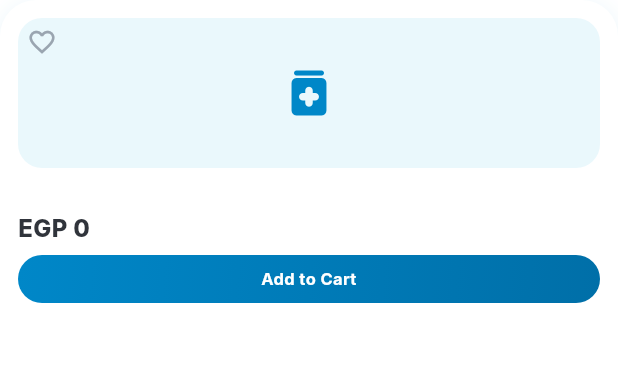
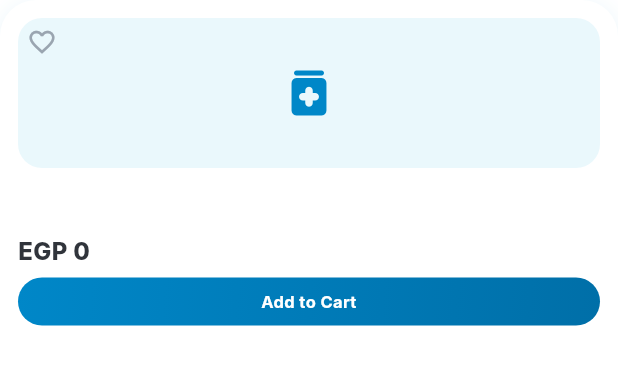
Before and after one commit to yousemazhar/elezaby, a Flutter app: the ProductCard widget shown alone on an empty page, opened directly with empty values, on a phone screen of 412 x 824 dp. Shown: the top 365 px of the screen. Run offline on Flutter 3.47's test engine with Material 3 defaults, Android fonts, the phone set to English and light mode, and no system bars; our stand-ins replace cached_network_image, cloud_firestore, firebase_auth, firebase_core, go_router, google_sign_in and 1 more; missing offline and left inert: mobile_scanner; accounts and stored records are empty; Roboto replaces fonts that are missing (Inter).

Commit message:
Fix product card height consistency

```diff
--- a/lib/widgets/product_card.dart
+++ b/lib/widgets/product_card.dart
@@ -110,15 +110,19 @@ class ProductCard extends StatelessWidget {
               ],
             ),
             const SizedBox(height: 8),
-            Text(
+            SizedBox(
+              height: 32,
+              child: Text(
                 product.name,
                 style: const TextStyle(
                   fontSize: 12,
                   fontWeight: FontWeight.w600,
                   color: AppColors.textDark,
+                  height: 1.3,
                 ),
                 maxLines: 2,
                 overflow: TextOverflow.ellipsis,
+              ),
             ),
             const SizedBox(height: 4),
             Text(
```
Lines whose indentation alone changed are shown as unchanged.
